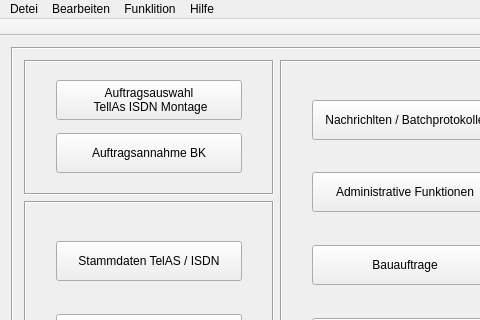
This is Smile/UI/mainwindow.ui in DenisReznikov/Smile as Qt 5 draws it before an edit; both pictures show x 0 to 480 and y 0 to 320 of the 810 by 576 pixel window. The edited form follows.
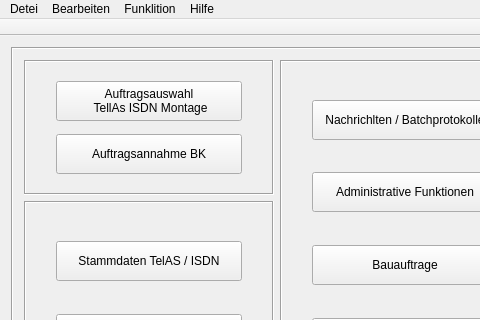
This is the edited form. Icons and pictures are not drawn.

Diff of the .ui file:
```diff
--- a/Smile/UI/mainwindow.ui
+++ b/Smile/UI/mainwindow.ui
@@ -77,11 +77,30 @@
             <property name="rightMargin">
              <number>30</number>
             </property>
+            <item>
+             <spacer name="verticalSpacer_9">
+              <property name="orientation">
+               <enum>Qt::Vertical</enum>
+              </property>
+              <property name="sizeHint" stdset="0">
+               <size>
+                <width>20</width>
+                <height>40</height>
+               </size>
+              </property>
+             </spacer>
+            </item>
             <item>
              <widget class="QPushButton" name="Auftragsauswahl">
+              <property name="sizePolicy">
+               <sizepolicy hsizetype="Preferred" vsizetype="Expanding">
+                <horstretch>0</horstretch>
+                <verstretch>0</verstretch>
+               </sizepolicy>
+              </property>
               <property name="minimumSize">
                <size>
-                <width>160</width>
+                <width>0</width>
                 <height>40</height>
                </size>
               </property>
@@ -91,11 +110,30 @@
               </property>
              </widget>
             </item>
+            <item>
+             <spacer name="verticalSpacer_7">
+              <property name="orientation">
+               <enum>Qt::Vertical</enum>
+              </property>
+              <property name="sizeHint" stdset="0">
+               <size>
+                <width>20</width>
+                <height>40</height>
+               </size>
+              </property>
+             </spacer>
+            </item>
             <item>
              <widget class="QPushButton" name="pushButton_2">
+              <property name="sizePolicy">
+               <sizepolicy hsizetype="Minimum" vsizetype="Expanding">
+                <horstretch>0</horstretch>
+                <verstretch>0</verstretch>
+               </sizepolicy>
+              </property>
               <property name="minimumSize">
                <size>
-                <width>160</width>
+                <width>0</width>
                 <height>40</height>
                </size>
               </property>
@@ -104,6 +142,19 @@
               </property>
              </widget>
             </item>
+            <item>
+             <spacer name="verticalSpacer_8">
+              <property name="orientation">
+               <enum>Qt::Vertical</enum>
+              </property>
+              <property name="sizeHint" stdset="0">
+               <size>
+                <width>20</width>
+                <height>40</height>
+               </size>
+              </property>
+             </spacer>
+            </item>
            </layout>
           </widget>
          </item>
```
Left out of the diff: 6 changed lines with no effect on the pictures.
